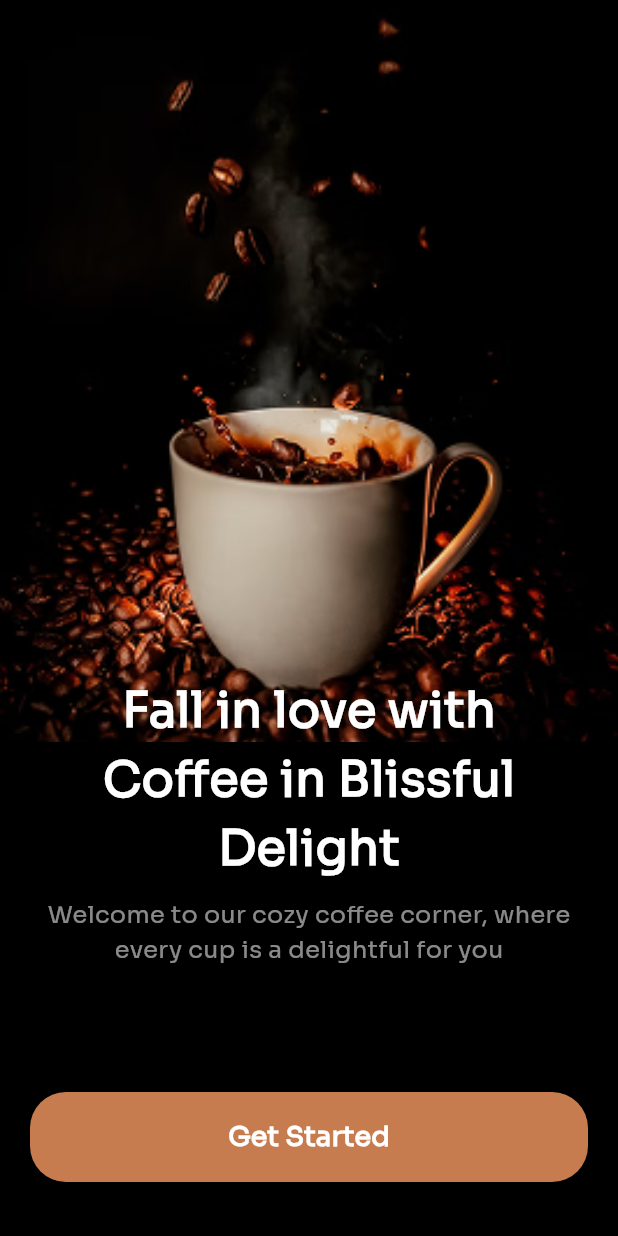
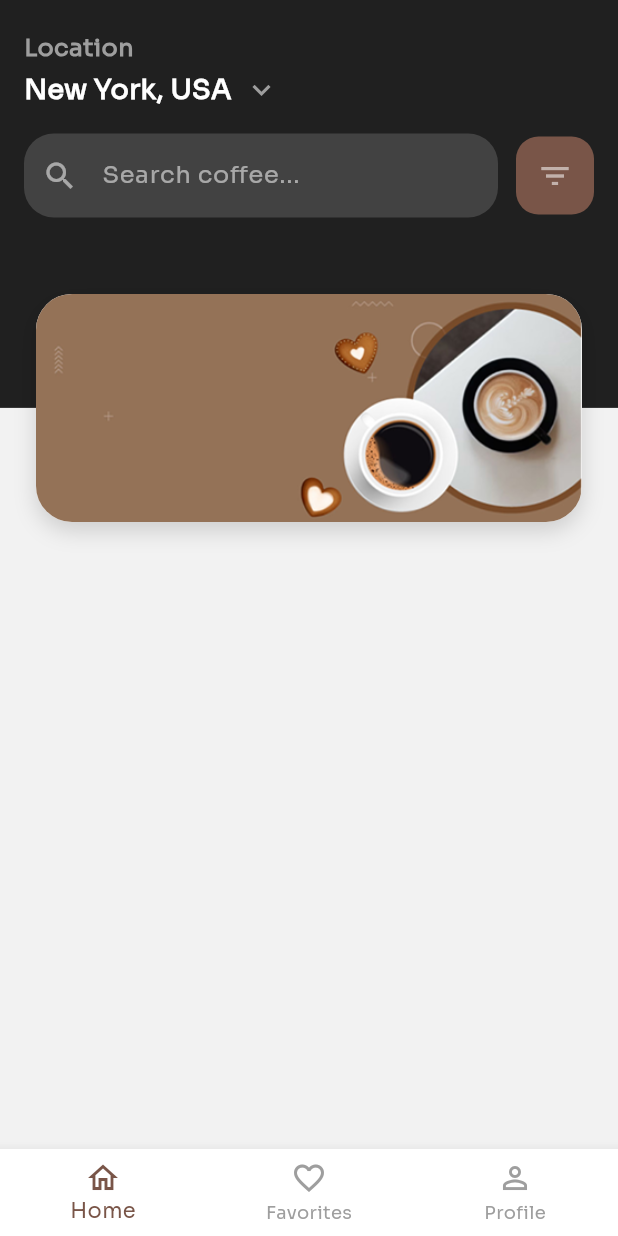
Before and after one commit to piarhosen01/Coffe_Shop, a Flutter app: the screen it shows after launch, after a tap on "Get Started", on a phone screen of 412 x 824 dp. Run offline on Flutter 3.47's test engine with Material 3 defaults, Android fonts, the phone set to English and light mode, and no system bars.

Commit message:
Home page is designed partially

```diff
--- a/lib/constant/image_string.dart
+++ b/lib/constant/image_string.dart
@@ -1 +1,2 @@
 const String getStartedImage = 'assets/images/getstarted.png';
+const String banner1 = 'assets/images/Banner1.png';
--- /dev/null
+++ b/lib/constant/text_string.dart
@@ -0,0 +1,5 @@
+const String title1 = 'Fall in love with';
+const String title2 = 'Coffee in Blissful';
+const String title3 = 'Delight';
+const String subtitle1 = 'Welcome to our cozy coffee corner, where';
+const String subtitle2 = 'every cup is a delightful for you';
--- a/lib/screens/get_started.dart
+++ b/lib/screens/get_started.dart
@@ -1,4 +1,6 @@
 import 'package:coffee_shop/constant/image_string.dart';
+import 'package:coffee_shop/constant/text_string.dart';
+import 'package:coffee_shop/screens/home.dart';
 import 'package:flutter/material.dart';
 
 class GetStarted extends StatelessWidget {
@@ -27,7 +29,7 @@ class GetStarted extends StatelessWidget {
               crossAxisAlignment: CrossAxisAlignment.center,
               children: [
                 Text(
-                  'Fall in love with',
+                  title1,
                   style: TextStyle(
                     color: Colors.white,
                     fontSize: 32,
@@ -35,7 +37,7 @@ class GetStarted extends StatelessWidget {
                   ),
                 ),
                 Text(
-                  'Coffee in Blissful',
+                  title2,
                   style: TextStyle(
                     color: Colors.white,
                     fontSize: 32,
@@ -43,7 +45,7 @@ class GetStarted extends StatelessWidget {
                   ),
                 ),
                 Text(
-                  'Delight',
+                  title3,
                   style: TextStyle(
                     color: Colors.white,
                     fontSize: 32,
@@ -52,11 +54,11 @@ class GetStarted extends StatelessWidget {
                 ),
                 SizedBox(height: 10),
                 Text(
-                  'Welcome to our cozy coffee corner, where',
+                  subtitle1,
                   style: TextStyle(color: Colors.white54, fontSize: 16),
                 ),
                 Text(
-                  'every cup is a delightful for you',
+                  subtitle2,
                   style: TextStyle(color: Colors.white54, fontSize: 16),
                 ),
               ],
@@ -65,18 +67,23 @@ class GetStarted extends StatelessWidget {
         ],
       ),
 
-      floatingActionButton: Padding(
-        padding: const EdgeInsets.symmetric(horizontal: 20.0, vertical: 20.0),
+      bottomNavigationBar: Padding(
+        padding: const EdgeInsets.all(20.0),
         child: SizedBox(
           width: double.infinity,
           height: 60,
-          child: FloatingActionButton(
+          child: ElevatedButton(
             onPressed: () {
-              // Navigate to next screen
+              Navigator.pushReplacement(
+                context,
+                MaterialPageRoute(builder: (context) => const Home_Screen()),
+              );
             },
-            backgroundColor: const Color(0xFFC67C4E),
-            shape: RoundedRectangleBorder(
-              borderRadius: BorderRadius.circular(24),
+            style: ElevatedButton.styleFrom(
+              backgroundColor: const Color(0xFFC67C4E),
+              shape: RoundedRectangleBorder(
+                borderRadius: BorderRadius.circular(24),
+              ),
             ),
             child: const Text(
               'Get Started',
@@ -89,7 +96,6 @@ class GetStarted extends StatelessWidget {
           ),
         ),
       ),
-      floatingActionButtonLocation: FloatingActionButtonLocation.centerFloat,
     );
   }
 }
--- /dev/null
+++ b/lib/screens/home.dart
@@ -0,0 +1,153 @@
+import 'package:coffee_shop/constant/image_string.dart';
+import 'package:flutter/material.dart';
+
+class Home_Screen extends StatefulWidget {
+  const Home_Screen({super.key});
+
+  @override
+  State<Home_Screen> createState() => _Home_ScreenState();
+}
+
+class _Home_ScreenState extends State<Home_Screen> {
+  int _selectedIndex = 0;
+
+  @override
+  Widget build(BuildContext context) {
+    final screenHeight = MediaQuery.of(context).size.height;
+
+    return Scaffold(
+      backgroundColor: Color(0xFFF2F2F2),
+      bottomNavigationBar: BottomNavigationBar(
+        backgroundColor: Colors.white,
+        currentIndex: _selectedIndex,
+        onTap: (index) {
+          setState(() {
+            _selectedIndex = index;
+          });
+        },
+        selectedItemColor: Colors.brown,
+        unselectedItemColor: Colors.grey,
+        items: const [
+          BottomNavigationBarItem(
+            icon: Icon(Icons.home_outlined),
+            label: 'Home',
+          ),
+          BottomNavigationBarItem(
+            icon: Icon(Icons.favorite_outline),
+            label: 'Favorites',
+          ),
+          BottomNavigationBarItem(
+            icon: Icon(Icons.person_outline),
+            label: 'Profile',
+          ),
+        ],
+      ),
+      body: SafeArea(
+        child: SingleChildScrollView(
+          child: SizedBox(
+            height: screenHeight,
+            width: double.infinity,
+            child: Stack(
+              clipBehavior: Clip.none,
+              children: [
+                Container(
+                  height: screenHeight * 0.33,
+                  width: double.infinity,
+                  color: Colors.black87,
+                  padding: const EdgeInsets.symmetric(horizontal: 16, vertical: 20),
+                  child: Column(
+                    crossAxisAlignment: CrossAxisAlignment.start,
+                    children: [
+                      const Text(
+                        "Location",
+                        style: TextStyle(
+                          color: Colors.grey,
+                          fontSize: 16,
+                          fontWeight: FontWeight.bold,
+                        ),
+                      ),
+                      const SizedBox(height: 4),
+                      Row(
+                        children: const [
+                          Text(
+                            "New York, USA",
+                            style: TextStyle(
+                              color: Colors.white,
+                              fontSize: 18,
+                              fontWeight: FontWeight.bold,
+                            ),
+                          ),
+                          SizedBox(width: 8),
+                          Icon(Icons.keyboard_arrow_down, color: Colors.grey),
+                        ],
+                      ),
+                      const SizedBox(height: 16),
+                      Row(
+                        children: [
+                          Expanded(
+                            child: TextField(
+                              decoration: InputDecoration(
+                                hintText: 'Search coffee...',
+                                hintStyle: TextStyle(color: Colors.white54),
+                                prefixIcon: Icon(Icons.search, color: Colors.white54),
+                                filled: true,
+                                fillColor: Colors.grey[800],
+                                border: OutlineInputBorder(
+                                  borderRadius: BorderRadius.circular(20),
+                                  borderSide: BorderSide.none,
+                                ),
+                              ),
+                              style: const TextStyle(color: Colors.white),
+                            ),
+                          ),
+                          const SizedBox(width: 12),
+                          Container(
+                            height: 52,
+                            width: 52,
+                            decoration: BoxDecoration(
+                              color: Colors.brown,
+                              borderRadius: BorderRadius.circular(15),
+                            ),
+                            child: const Icon(Icons.filter_list, color: Colors.white54),
+                          ),
+                        ],
+                      ),
+                    ],
+                  ),
+                ),
+                Positioned(
+                  top: screenHeight * 0.33 - 76,
+                  left: 24,
+                  right: 24,
+                  child: Container(
+                    height: 152,
+                    decoration: BoxDecoration(
+                      color: Colors.white,
+                      borderRadius: BorderRadius.circular(24),
+                      boxShadow: [
+                        BoxShadow(
+                          color: Colors.black.withOpacity(0.15),
+                          blurRadius: 12,
+                          offset: const Offset(0, 6),
+                        ),
+                      ],
+                    ),
+                    child: ClipRRect(
+                      borderRadius: BorderRadius.circular(24),
+                      child: Image.asset(
+                        banner1,
+                        fit: BoxFit.cover,
+                        width: double.infinity,
+                        height: double.infinity,
+                      ),
+                    ),
+                  ),
+                ),
+              ],
+            ),
+          ),
+        ),
+      ),
+    );
+  }
+}
--- a/pubspec.yaml
+++ b/pubspec.yaml
@@ -11,6 +11,7 @@ dependencies:
   flutter:
     sdk: flutter
   cupertino_icons: ^1.0.8
+  google_fonts: ^6.3.1
 
 dev_dependencies:
   flutter_test:
```
Also changed, not shown: assets/images/Banner1.png (added), pubspec.lock, web_entrypoint.dart (added), 1 other file.
